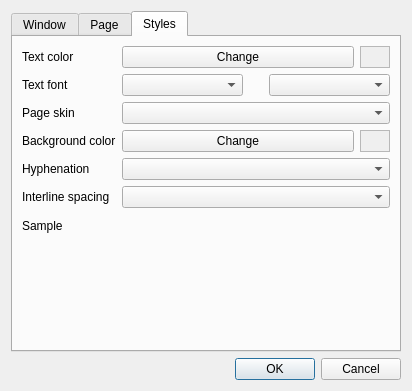
Old version of the form trunk/src/settings.ui in the repository buggins/coolreader.
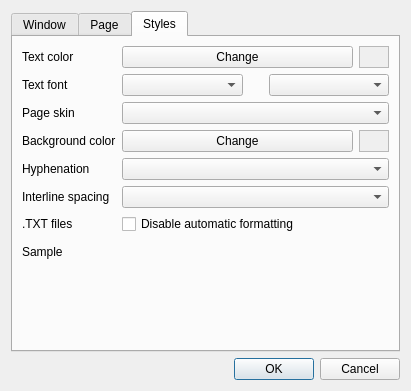
New version of the form. The open tabs and pages were chosen to show the change. Icons and pictures are not drawn. Custom widgets are drawn as their Qt base class.

```diff
--- a/trunk/src/settings.ui
+++ b/trunk/src/settings.ui
@@ -9,10 +9,16 @@
    <rect>
     <x>0</x>
     <y>0</y>
-    <width>412</width>
+    <width>389</width>
     <height>391</height>
    </rect>
   </property>
+  <property name="sizePolicy">
+   <sizepolicy hsizetype="Fixed" vsizetype="Fixed">
+    <horstretch>0</horstretch>
+    <verstretch>0</verstretch>
+   </sizepolicy>
+  </property>
   <property name="windowTitle">
    <string>Settings</string>
   </property>
@@ -643,14 +649,14 @@
            </property>
           </widget>
          </item>
-         <item row="8" column="0">
+         <item row="9" column="0">
           <widget class="QLabel" name="label_15">
            <property name="text">
             <string>Sample</string>
            </property>
           </widget>
          </item>
-         <item row="8" column="1">
+         <item row="9" column="1">
           <widget class="CR3View" name="crSample" native="true">
            <property name="sizePolicy">
             <sizepolicy hsizetype="Expanding" vsizetype="Expanding">
@@ -786,6 +792,20 @@
            </item>
           </layout>
          </item>
+         <item row="8" column="0">
+          <widget class="QLabel" name="label_17">
+           <property name="text">
+            <string>.TXT files</string>
+           </property>
+          </widget>
+         </item>
+         <item row="8" column="1">
+          <widget class="QCheckBox" name="cbTxtPreFormatted">
+           <property name="text">
+            <string>Disable automatic formatting</string>
+           </property>
+          </widget>
+         </item>
         </layout>
        </item>
       </layout>
```
Left out of the diff: 8 changed lines with no effect on the pictures.
